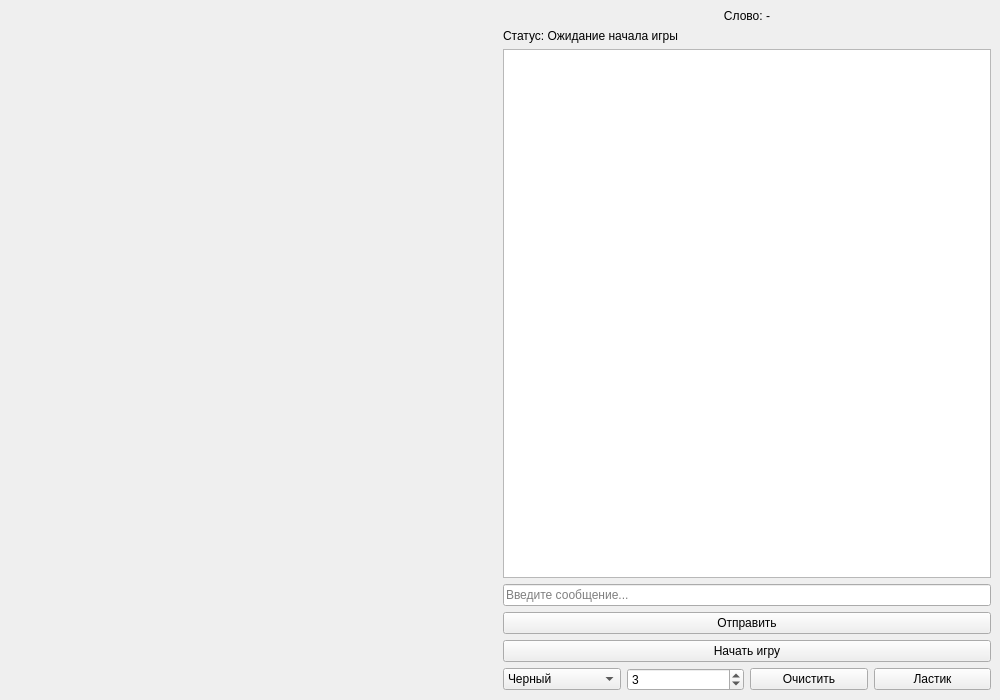
Before: the Qt Designer form drawgame.ui in Julia-8B31/practice_play, drawn with Qt 5.
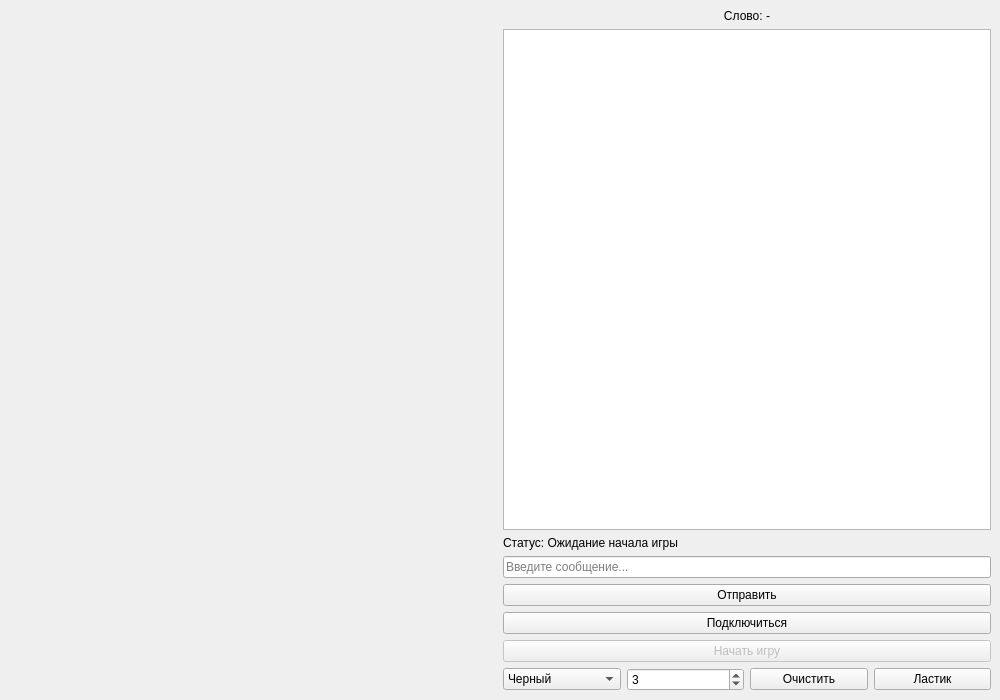
After: the same form once the commit is applied.

Commit message: пытаемся подключить к сети

```diff
--- a/drawgame.ui
+++ b/drawgame.ui
@@ -33,14 +33,7 @@
          <string>Слово: -</string>
         </property>
         <property name="alignment">
-         <set>Qt::AlignCenter</set>
-        </property>
-       </widget>
-      </item>
-      <item>
-       <widget class="QLabel" name="statusLabel">
-        <property name="text">
-         <string>Статус: Ожидание начала игры</string>
+         <set>Qt::AlignmentFlag::AlignCenter</set>
         </property>
        </widget>
       </item>
@@ -51,6 +44,13 @@
         </property>
        </widget>
       </item>
+      <item>
+       <widget class="QLabel" name="statusLabel">
+        <property name="text">
+         <string>Статус: Ожидание начала игры</string>
+        </property>
+       </widget>
+      </item>
       <item>
        <widget class="QLineEdit" name="messageLineEdit">
         <property name="placeholderText">
@@ -65,8 +65,18 @@
         </property>
        </widget>
       </item>
+      <item>
+       <widget class="QPushButton" name="connectButton">
+        <property name="text">
+         <string>Подключиться</string>
+        </property>
+       </widget>
+      </item>
       <item>
        <widget class="QPushButton" name="startButton">
+        <property name="enabled">
+         <bool>false</bool>
+        </property>
         <property name="text">
          <string>Начать игру</string>
         </property>
```
The commit also changes 2 other files.
